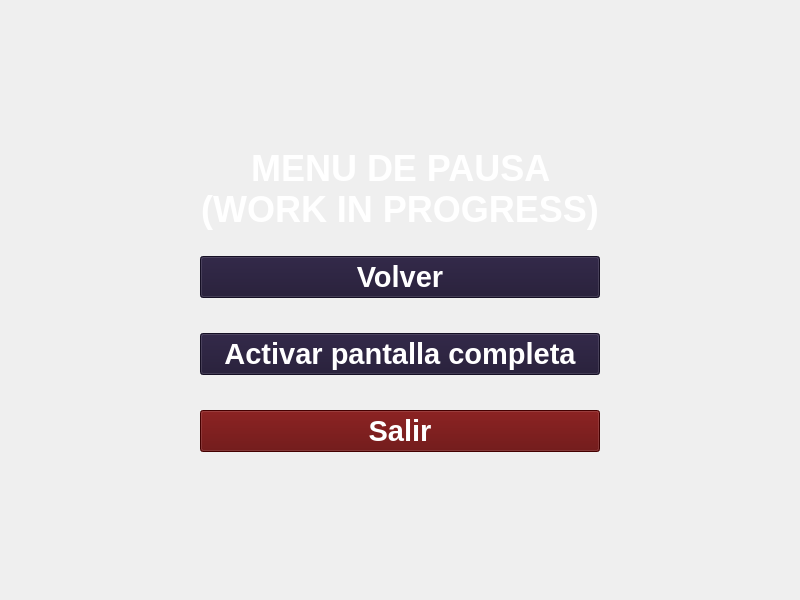
Qt form PantallaPausa/pantallapausa.ui (0tomi/POO-TP) before a commit.
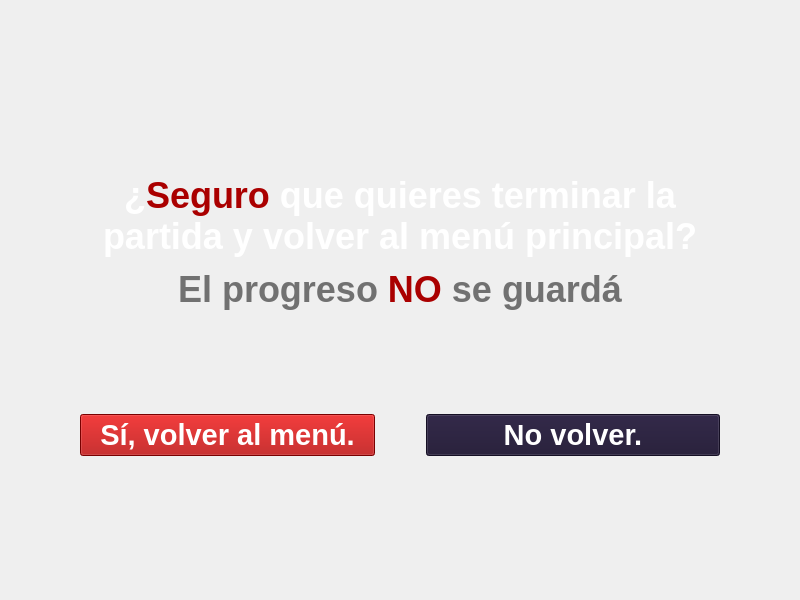
The same form after that commit. Icons and pictures are not drawn.

What changed in the file:
```diff
--- a/PantallaPausa/pantallapausa.ui
+++ b/PantallaPausa/pantallapausa.ui
@@ -26,9 +26,30 @@
    <string>Form</string>
   </property>
   <layout class="QVBoxLayout" name="verticalLayout">
-   <property name="spacing">
+   <property name="leftMargin">
     <number>0</number>
    </property>
+   <property name="topMargin">
+    <number>0</number>
+   </property>
+   <property name="rightMargin">
+    <number>0</number>
+   </property>
+   <property name="bottomMargin">
+    <number>0</number>
+   </property>
+   <item>
+    <widget class="QStackedWidget" name="Menus">
+     <property name="styleSheet">
+      <string notr="true">#Menus{
+border-image: url(:/Resources/escritorio2.png);
+}</string>
+     </property>
+     <property name="currentIndex">
+      <number>1</number>
+     </property>
+     <widget class="QWidget" name="page">
+      <layout class="QVBoxLayout" name="verticalLayout_5">
    <property name="leftMargin">
     <number>0</number>
    </property>
@@ -239,7 +260,7 @@
 background-color: rgb(95, 0, 0);</string>
         </property>
         <property name="text">
-         <string>Salir</string>
+             <string>Volver al menu</string>
         </property>
        </widget>
       </item>
@@ -257,6 +278,100 @@
        </spacer>
       </item>
      </layout>
+        </widget>
+       </item>
+      </layout>
+     </widget>
+     <widget class="QWidget" name="page_2">
+      <layout class="QGridLayout" name="gridLayout">
+       <property name="leftMargin">
+        <number>80</number>
+       </property>
+       <property name="topMargin">
+        <number>71</number>
+       </property>
+       <property name="rightMargin">
+        <number>80</number>
+       </property>
+       <property name="bottomMargin">
+        <number>144</number>
+       </property>
+       <property name="horizontalSpacing">
+        <number>51</number>
+       </property>
+       <property name="verticalSpacing">
+        <number>0</number>
+       </property>
+       <item row="0" column="0" colspan="2">
+        <widget class="QLabel" name="label_2">
+         <property name="maximumSize">
+          <size>
+           <width>16777215</width>
+           <height>16777213</height>
+          </size>
+         </property>
+         <property name="font">
+          <font>
+           <family>MS Sans Serif</family>
+           <pointsize>27</pointsize>
+           <bold>true</bold>
+          </font>
+         </property>
+         <property name="styleSheet">
+          <string notr="true">color: rgb(255, 255, 255);</string>
+         </property>
+         <property name="text">
+          <string>&lt;html&gt;&lt;head/&gt;&lt;body&gt;&lt;p&gt;¿&lt;span style=&quot; color:#aa0000;&quot;&gt;Seguro&lt;/span&gt; que quieres terminar la partida y volver al menú principal?&lt;/p&gt;&lt;p&gt;&lt;span style=&quot; color:#717171;&quot;&gt;El progreso&lt;/span&gt;&lt;span style=&quot; color:#aa0000;&quot;&gt; NO &lt;/span&gt;&lt;span style=&quot; color:#717171;&quot;&gt;se guardá&lt;/span&gt;&lt;/p&gt;&lt;/body&gt;&lt;/html&gt;</string>
+         </property>
+         <property name="scaledContents">
+          <bool>true</bool>
+         </property>
+         <property name="alignment">
+          <set>Qt::AlignCenter</set>
+         </property>
+         <property name="wordWrap">
+          <bool>true</bool>
+         </property>
+        </widget>
+       </item>
+       <item row="1" column="0">
+        <widget class="QPushButton" name="quitButtonConfirmed">
+         <property name="font">
+          <font>
+           <family>MS Sans Serif</family>
+           <pointsize>22</pointsize>
+           <bold>true</bold>
+          </font>
+         </property>
+         <property name="styleSheet">
+          <string notr="true">color: white;
+background-color: rgb(170, 0, 0);</string>
+         </property>
+         <property name="text">
+          <string>Sí, volver al menú.</string>
+         </property>
+        </widget>
+       </item>
+       <item row="1" column="1">
+        <widget class="QPushButton" name="noReturnButton">
+         <property name="font">
+          <font>
+           <family>MS Sans Serif</family>
+           <pointsize>22</pointsize>
+           <bold>true</bold>
+          </font>
+         </property>
+         <property name="styleSheet">
+          <string notr="true">color: white;
+background-color: #1e1532;</string>
+         </property>
+         <property name="text">
+          <string>No volver.</string>
+         </property>
+        </widget>
+       </item>
+      </layout>
+     </widget>
     </widget>
    </item>
   </layout>
```
Left out of the diff: 3 changed lines with no effect on the pictures. Lines whose indentation alone changed are shown as unchanged.
